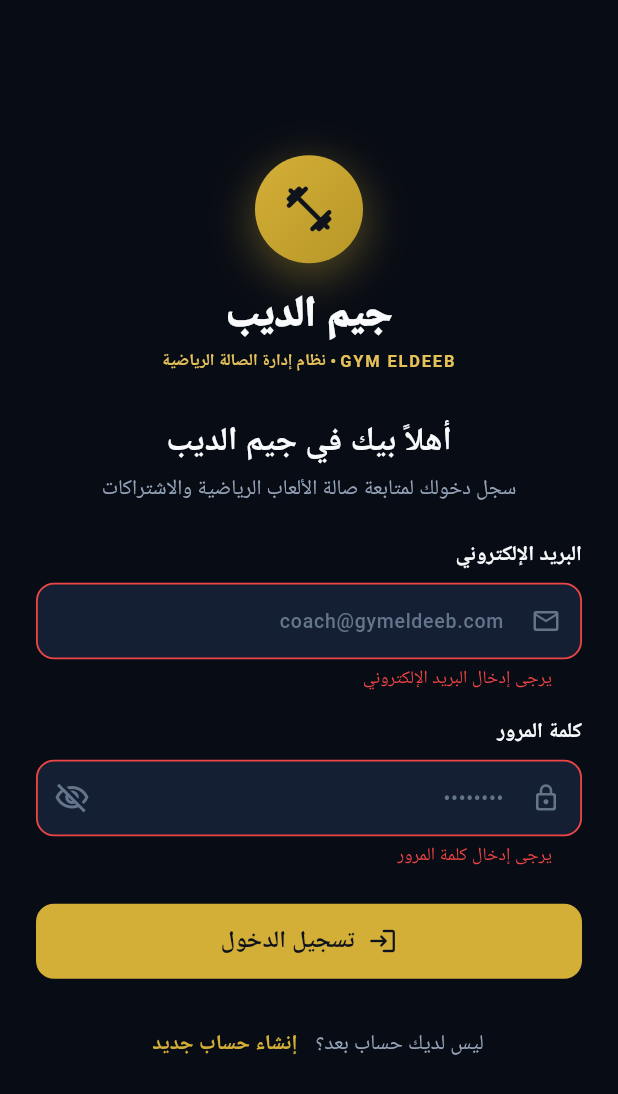
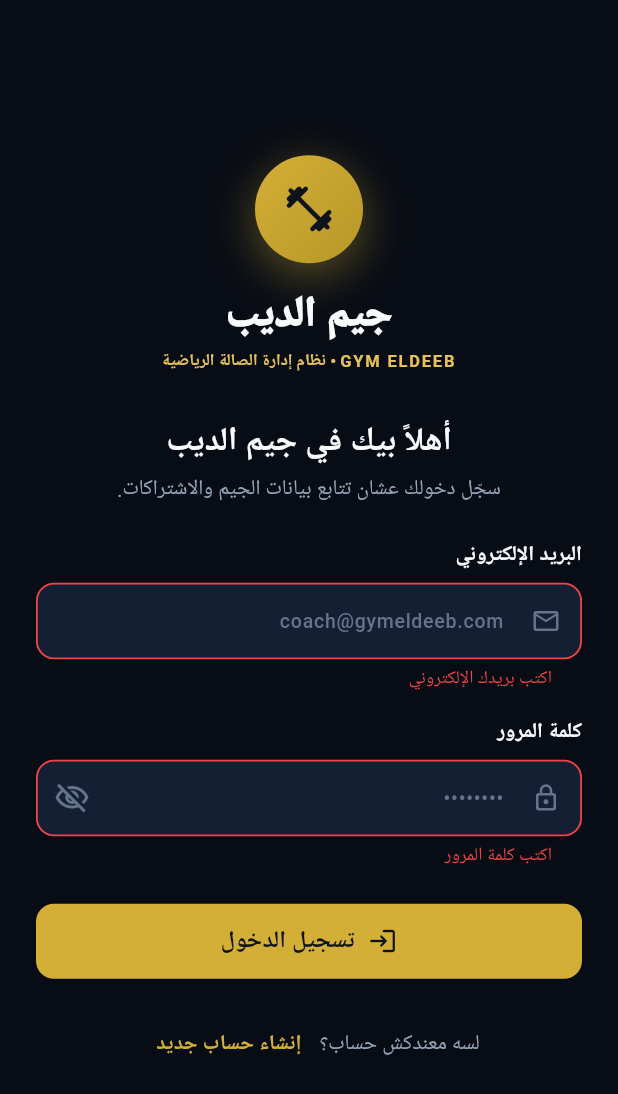
Before and after one commit to Ibrahim232002/gym-eldeeb---flutter-mobile-app, a Flutter app: the screen it shows after launch, after a tap on "تسجيل الدخول", on a phone screen of 412 x 824 dp. Shown: the top 1094 px of the screen. Run offline on Flutter 3.47's test engine with Material 3 defaults, Android fonts, the phone set to English and light mode, and no system bars; our stand-ins replace connectivity_plus, flutter_image_compress, flutter_riverpod, go_router, google_fonts, image_picker and 2 more; accounts and stored records are empty; Roboto replaces fonts that are missing (Cairo).

Commit message:
Use natural Egyptian wording on login screen

```diff
--- a/lib/features/auth/login_screen.dart
+++ b/lib/features/auth/login_screen.dart
@@ -54,7 +54,7 @@ class _LoginScreenState extends ConsumerState<LoginScreen> {
       }
     } else {
       final error = ref.read(authNotifierProvider).errorMessage ??
-          'البريد الإلكتروني أو كلمة المرور غير صحيحة';
+          'الإيميل أو كلمة المرور مش صح. راجعهم وجرب تاني.';
       setState(() => _localErrorMessage = error);
 
       showTopSnackBar(context,
@@ -99,7 +99,7 @@ class _LoginScreenState extends ConsumerState<LoginScreen> {
                   ),
                   const SizedBox(height: 8),
                   Text(
-                    'سجل دخولك لمتابعة صالة الألعاب الرياضية والاشتراكات',
+                    'سجّل دخولك عشان تتابع بيانات الجيم والاشتراكات.',
                     textAlign: TextAlign.center,
                     style: Theme.of(context).textTheme.bodyMedium,
                   ),
@@ -147,10 +147,10 @@ class _LoginScreenState extends ConsumerState<LoginScreen> {
                     readOnly: isLoading,
                     validator: (val) {
                       if (val == null || val.trim().isEmpty) {
-                        return 'يرجى إدخال البريد الإلكتروني';
+                        return 'اكتب بريدك الإلكتروني';
                       }
                       if (!val.contains('@') || !val.contains('.')) {
-                        return 'صيغة البريد الإلكتروني غير صحيحة';
+                        return 'البريد الإلكتروني شكله مش صحيح';
                       }
                       return null;
                     },
@@ -180,10 +180,10 @@ class _LoginScreenState extends ConsumerState<LoginScreen> {
                     ),
                     validator: (val) {
                       if (val == null || val.isEmpty) {
-                        return 'يرجى إدخال كلمة المرور';
+                        return 'اكتب كلمة المرور';
                       }
                       if (val.length < 6) {
-                        return 'كلمة المرور يجب أن لا تقل عن 6 أحرف';
+                        return 'كلمة المرور لازم تكون 6 أحرف على الأقل';
                       }
                       return null;
                     },
@@ -205,7 +205,7 @@ class _LoginScreenState extends ConsumerState<LoginScreen> {
                     crossAxisAlignment: WrapCrossAlignment.center,
                     children: [
                       Text(
-                        'ليس لديك حساب بعد؟',
+                        'لسه معندكش حساب؟',
                         style:
                             TextStyle(color: context.appPalette.textSecondary),
                       ),
```
